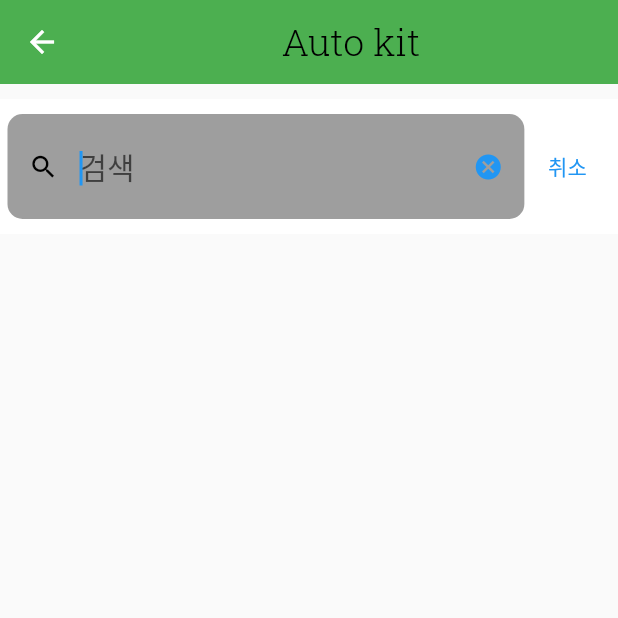
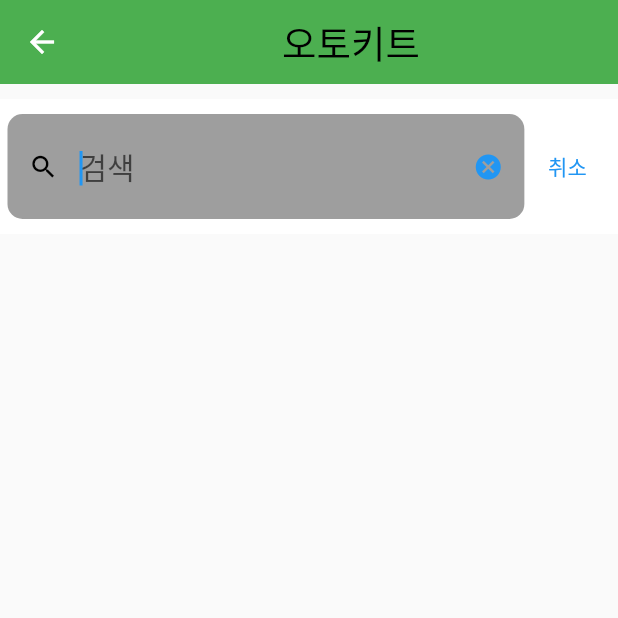
Before and after one commit to CWT1999/food_management_new, a Flutter app: the MainFoodMenu screen opened directly, on a phone screen of 412 x 824 dp, the top half of it. Run offline on Flutter 3.47's test engine with Material 2 defaults, Android fonts, the phone set to English and light mode, and no system bars; our stand-ins replace firebase_auth, firebase_core; accounts and stored records are empty.

Commit message:
현진이 수정2

```diff
--- a/lib/screens/main_food_menu.dart
+++ b/lib/screens/main_food_menu.dart
@@ -41,7 +41,7 @@ class _MainFoodMenuState extends State<MainFoodMenu> {
               title: Column(
                 children: [
                   Text(
-                    "Auto kit",
+                    "오토키트",
                     style: TextStyle(color: Colors.black, fontFamily: 'RobotoSlab', fontSize: 25, ),
                   ),
                   Align(
```
